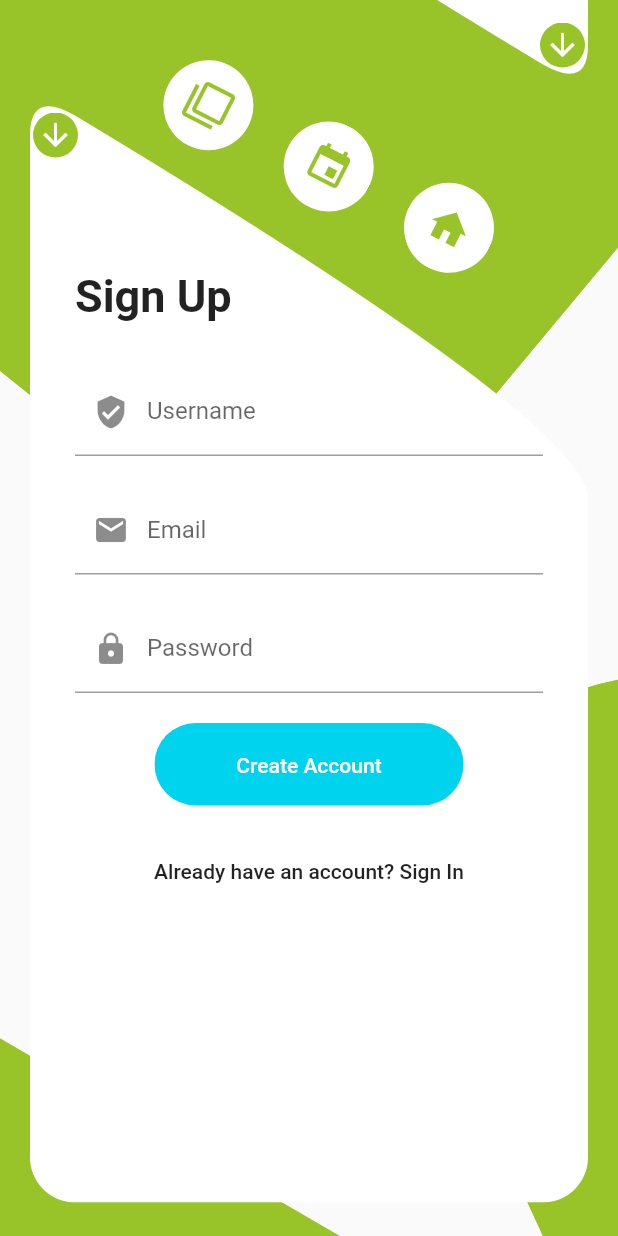
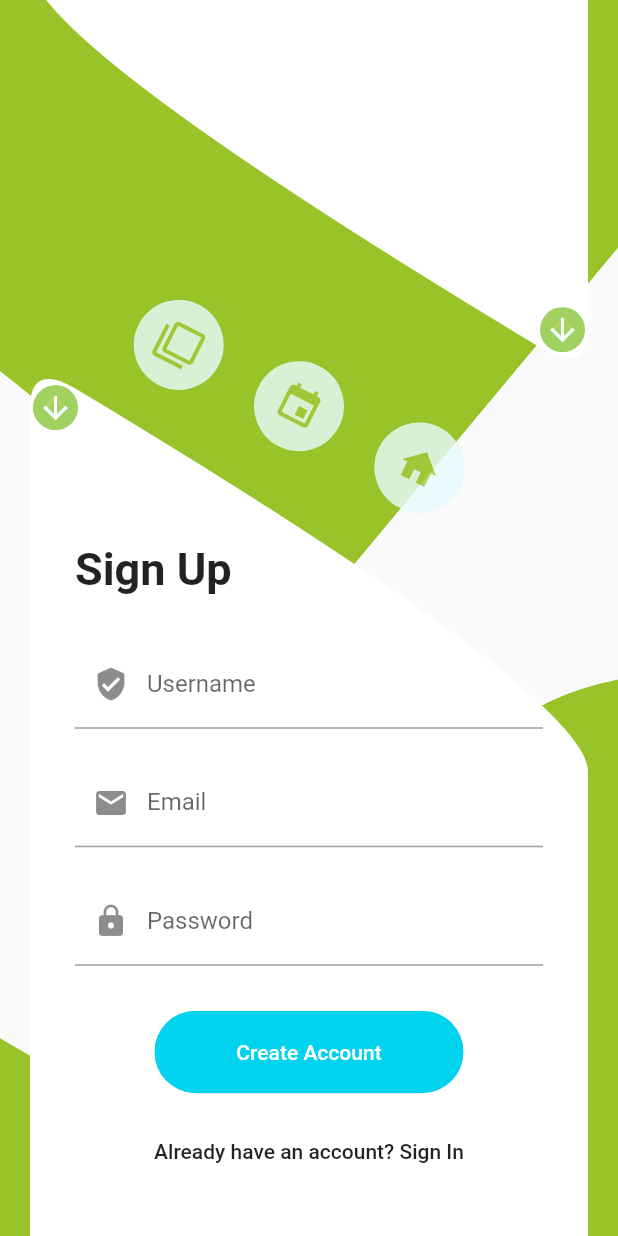
Before and after one commit to RandyKdev/UI, a Flutter app: the screen it shows after launch, after a tap on "Create Acoount", on a phone screen of 412 x 824 dp. Run offline on Flutter 3.47's test engine with Material 2 defaults, Android fonts, the phone set to English and light mode, and no system bars.

Commit message:
animation time increased

```diff
--- a/lib/screens/login/signUp/signUpForm.dart
+++ b/lib/screens/login/signUp/signUpForm.dart
@@ -23,9 +23,9 @@ class SignUpForm extends StatelessWidget {
           EmailField(),
           SizedBox(height: 20),
           PasswordField(),
-          SizedBox(height: 20),
+          SizedBox(height: 30),
           _signUpButton(width),
-          SizedBox(height: 20),
+          SizedBox(height: 15),
           Align(
             alignment: Alignment.center,
                       child: FlatButton(
--- a/lib/screens/login/utils/animatedCrossFade.dart
+++ b/lib/screens/login/utils/animatedCrossFade.dart
@@ -12,7 +12,7 @@ class AnimatedCrossFadeUtil extends StatelessWidget {
   @override
   Widget build(BuildContext context) {
     return AnimatedCrossFade(
-      duration: Duration(milliseconds: 600),
+      duration: Duration(milliseconds: 1500),
       crossFadeState:
           showingSignIn ? CrossFadeState.showFirst : CrossFadeState.showSecond,
       firstChild: firstChild,
--- a/lib/screens/login/view.dart
+++ b/lib/screens/login/view.dart
@@ -15,7 +15,7 @@ class _LoginState extends State<Login> {
   void animate() => setState(() {
         showingSignIn = !showingSignIn;
       });
-  Duration duration = Duration(milliseconds: 600);
+  Duration duration = Duration(milliseconds: 1500);
   @override
   Widget build(BuildContext context) {
     double height = MediaQuery.of(context).size.height;
```
